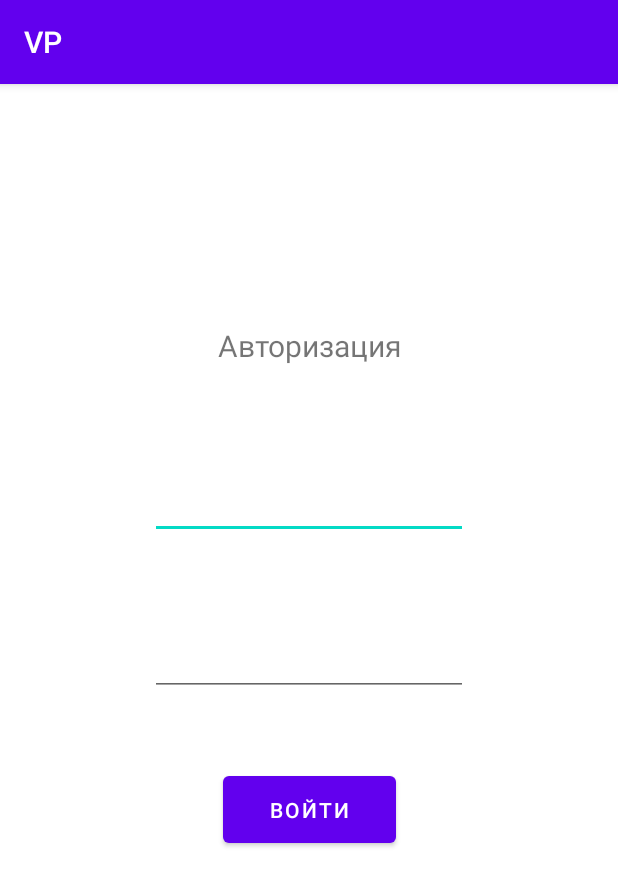
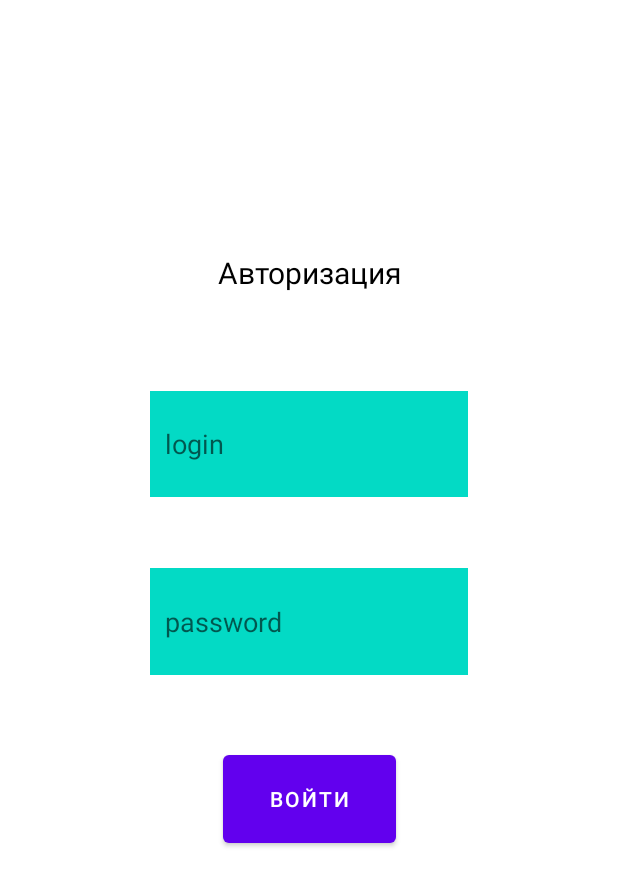
Before and after one commit to MrDengazen/VP, an Android app: the screen it shows after launch (SignInActivity), on a phone screen of 412 x 824 dp. Shown: the top 886 px of the screen. Run offline under Robolectric (Android 15) with nearby library versions, the phone set to English and light mode, and no system bars; our stand-ins replace Firebase (no records; nobody signed in at launch, a user with empty details on screens opened directly).

Commit message:
added all

```diff
--- a/app/build.gradle
+++ b/app/build.gradle
@@ -1,5 +1,6 @@
 plugins {
     id 'com.android.application'
+    id 'com.google.gms.google-services'
 }
 
 android {
@@ -33,6 +34,7 @@ dependencies {
     implementation 'androidx.appcompat:appcompat:1.6.1'
     implementation 'com.google.android.material:material:1.10.0'
     implementation 'androidx.constraintlayout:constraintlayout:2.1.4'
+    implementation 'com.google.firebase:firebase-firestore:24.1.1'
     testImplementation 'junit:junit:4.13.2'
     androidTestImplementation 'androidx.test.ext:junit:1.1.5'
     androidTestImplementation 'androidx.test.espresso:espresso-core:3.5.1'
--- a/app/src/main/AndroidManifest.xml
+++ b/app/src/main/AndroidManifest.xml
@@ -20,6 +20,12 @@
                 <category android:name="android.intent.category.LAUNCHER" />
             </intent-filter>
         </activity>
+        <activity
+            android:name=".SignUpActivity"
+            android:exported="true">
+        </activity>
+
+
     </application>
 
 </manifest>
--- a/app/src/main/java/com/example/vp/DatabaseHelper.java
+++ /dev/null
@@ -1,99 +0,0 @@
-package com.example.vp;
-
-import android.content.Context;
-import android.database.SQLException;
-import android.database.sqlite.SQLiteDatabase;
-import android.database.sqlite.SQLiteOpenHelper;
-
-import java.io.File;
-import java.io.FileOutputStream;
-import java.io.IOException;
-import java.io.InputStream;
-import java.io.OutputStream;
-
-public class DatabaseHelper extends SQLiteOpenHelper {
-    private static String DB_NAME = "users.sql";
-    private static String DB_PATH = "";
-    private static final int DB_VERSION = 15;
-
-    private SQLiteDatabase mDataBase;
-    private final Context mContext;
-    private boolean mNeedUpdate = false;
-
-    public DatabaseHelper(Context context) {
-        super(context, DB_NAME, null, DB_VERSION);
-        if (android.os.Build.VERSION.SDK_INT >= 17)
-            DB_PATH = context.getApplicationInfo().dataDir + "/";
-        else
-            DB_PATH = "/data/data/" + context.getPackageName() + "/";
-        this.mContext = context;
-
-        copyDataBase();
-
-        this.getReadableDatabase();
-    }
-
-    public void updateDataBase() throws IOException {
-        if (mNeedUpdate) {
-            File dbFile = new File(DB_PATH + DB_NAME);
-            if (dbFile.exists())
-                dbFile.delete();
-
-            copyDataBase();
-
-            mNeedUpdate = false;
-        }
-    }
-
-    private boolean checkDataBase() {
-        File dbFile = new File(DB_PATH + DB_NAME);
-        return dbFile.exists();
-    }
-
-    private void copyDataBase() {
-        if (!checkDataBase()) {
-            this.getReadableDatabase();
-            this.close();
-            try {
-                copyDBFile();
-            } catch (IOException mIOException) {
-                throw new Error("ErrorCopyingDataBase");
-            }
-        }
-    }
-
-    private void copyDBFile() throws IOException {
-        InputStream mInput = mContext.getAssets().open(DB_NAME);
-        OutputStream mOutput = new FileOutputStream(DB_PATH + DB_NAME);
-        byte[] mBuffer = new byte[1024];
-        int mLength;
-        while ((mLength = mInput.read(mBuffer)) > 0)
-            mOutput.write(mBuffer, 0, mLength);
-        mOutput.flush();
-        mOutput.close();
-        mInput.close();
-    }
-
-    public boolean openDataBase() throws SQLException {
-        mDataBase = SQLiteDatabase.openDatabase(DB_PATH + DB_NAME, null, SQLiteDatabase.CREATE_IF_NECESSARY);
-        return mDataBase != null;
-    }
-
-    @Override
-    public synchronized void close() {
-        if (mDataBase != null)
-            mDataBase.close();
-        super.close();
-    }
-
-    @Override
-    public void onCreate(SQLiteDatabase db) {
-
-    }
-
-    @Override
-    public void onUpgrade(SQLiteDatabase db, int oldVersion, int newVersion) {
-        if (newVersion > oldVersion)
-            mNeedUpdate = true;
-    }
-}
--- a/app/src/main/java/com/example/vp/SignInActivity.java
+++ b/app/src/main/java/com/example/vp/SignInActivity.java
@@ -1,51 +1,69 @@
 package com.example.vp;
 
+import android.content.Intent;
+import android.os.Bundle;
+import android.util.Log;
+import android.view.View;
+import android.widget.Button;
+import android.widget.EditText;
+
+import androidx.annotation.NonNull;
 import androidx.appcompat.app.AppCompatActivity;
 
-import android.database.Cursor;
-import android.database.SQLException;
-import android.database.sqlite.SQLiteDatabase;
-import android.os.Bundle;
+import com.google.android.gms.tasks.OnCompleteListener;
+import com.google.android.gms.tasks.Task;
+import com.google.firebase.firestore.FirebaseFirestore;
+import com.google.firebase.firestore.QueryDocumentSnapshot;
+import com.google.firebase.firestore.QuerySnapshot;
 
-import java.io.IOException;
 import java.util.ArrayList;
-import java.util.HashMap;
+import java.util.Map;
+import java.util.Objects;
 
 public class SignInActivity extends AppCompatActivity {
-    private DatabaseHelper mDBHelper;
-    private SQLiteDatabase mDb;
+
+    private static final String TAG = "TEST";
 
     @Override
     protected void onCreate(Bundle savedInstanceState) {
         super.onCreate(savedInstanceState);
-        mDBHelper = new DatabaseHelper(this);
-        try {
-            mDBHelper.updateDataBase();
-        } catch (IOException mIOException) {
-            throw new Error("UnableToUpdateDatabase");
-        }
-        mDb = mDBHelper.getWritableDatabase();
-        ArrayList<HashMap<String, Object>> clients = new ArrayList<HashMap<String, Object>>();
-        HashMap<String, Object> client;
-        Cursor cursor = mDb.rawQuery("SELECT * FROM users", null);
-        cursor.moveToFirst();
-        while (!cursor.isAfterLast()) {
-            client = new HashMap<String, Object>();
-
-            // Заполняем клиента
-            client.put("name",  cursor.getString(0));
-            client.put("login",  cursor.getString(1));
-            client.put("password",  cursor.getString(2));
-            client.put("isadmin",  cursor.getString(3));
-
-            // Закидываем клиента в список клиентов
-            clients.add(client);
-
-            // Переходим к следующему клиенту
-            cursor.moveToNext();
-        }
-        cursor.close();
-
         setContentView(R.layout.activity_sign_in);
+        EditText password_field = findViewById(R.id.password_field);
+        EditText username_field = findViewById(R.id.username_field);
+        Button sign_in_button = findViewById(R.id.sign_in);
+        FirebaseFirestore db = FirebaseFirestore.getInstance();
+        ArrayList<Map<String, Object>> users = new ArrayList<>();
+        db.collection("users").get().addOnCompleteListener(new OnCompleteListener<QuerySnapshot>() {
+            @Override
+            public void onComplete(@NonNull Task<QuerySnapshot> task) {
+                if (task.isSuccessful()) {
+                    for (QueryDocumentSnapshot document : task.getResult()) {
+                        users.add(document.getData());
+                        System.out.println(users);
+                    }
+                } else {
+                    Log.w(TAG, "Error getting documents.", task.getException());
+                }
+            }
+        });
+        sign_in_button.setOnClickListener(new View.OnClickListener() {
+            @Override
+            public void onClick(View v) {
+                String username = username_field.getText().toString();
+                String password = password_field.getText().toString();
+                if (username.length() > 0 && password.length() > 0) {
+                    for (Map<String, Object> user : users) {
+                        String user_password = Objects.requireNonNull(user.get("password")).toString();
+                        String user_username = Objects.requireNonNull(user.get("username")).toString();
+                        if (user_username.equals(username) && user_password.equals(password)) {
+                            if ((boolean) Objects.requireNonNull(user.get("isadmin"))) {
+                                Intent myIntent = new Intent(SignInActivity.this, SignUpActivity.class);
+                                startActivity(myIntent);
+                            }
+                        }
+                    }
+                }
+            }
+        });
     }
 }
--- a/app/src/main/res/layout/activity_sign_in.xml
+++ b/app/src/main/res/layout/activity_sign_in.xml
@@ -18,6 +18,8 @@
         app:layout_constraintTop_toBottomOf="@+id/password_field" />
 
     <EditText
+        android:textColor="@color/black"
+        android:background="@color/teal_200"
         android:id="@+id/username_field"
         android:layout_width="212dp"
         android:layout_height="0dp"
@@ -26,9 +28,13 @@
         app:layout_constraintBottom_toTopOf="@+id/password_field"
         app:layout_constraintEnd_toEndOf="parent"
         app:layout_constraintStart_toStartOf="parent"
-        app:layout_constraintTop_toBottomOf="@+id/sign_in_label" />
+        app:layout_constraintTop_toBottomOf="@+id/sign_in_label"
+        android:hint="@string/login"
+        android:padding="10dp"
+        android:importantForAutofill="no" />
 
     <TextView
+        android:textColor="@color/black"
         android:id="@+id/sign_in_label"
         android:layout_width="190dp"
         android:layout_height="0dp"
@@ -43,6 +49,10 @@
         app:layout_constraintTop_toTopOf="parent" />
 
     <EditText
+        android:textColor="@color/black"
+        android:hint="@string/password"
+        android:padding="10dp"
+        android:background="@color/teal_200"
         android:id="@+id/password_field"
         android:layout_width="212dp"
         android:layout_height="0dp"
@@ -52,6 +62,7 @@
         app:layout_constraintBottom_toTopOf="@+id/sign_in"
         app:layout_constraintEnd_toEndOf="parent"
         app:layout_constraintStart_toStartOf="parent"
-        app:layout_constraintTop_toBottomOf="@+id/username_field" />
+        app:layout_constraintTop_toBottomOf="@+id/username_field"
+        android:importantForAutofill="no" />
 
 </androidx.constraintlayout.widget.ConstraintLayout>
--- a/app/src/main/res/values-night/themes.xml
+++ b/app/src/main/res/values-night/themes.xml
@@ -1,6 +1,6 @@
 <resources xmlns:tools="http://schemas.android.com/tools">
     <!-- Base application theme. -->
-    <style name="Theme.VP" parent="Theme.MaterialComponents.DayNight.DarkActionBar">
+    <style name="Theme.VP" parent="Theme.MaterialComponents.DayNight.NoActionBar">
         <!-- Primary brand color. -->
         <item name="colorPrimary">@color/purple_200</item>
         <item name="colorPrimaryVariant">@color/purple_700</item>
--- a/app/src/main/res/values/strings.xml
+++ b/app/src/main/res/values/strings.xml
@@ -5,4 +5,7 @@
     <string name="sign_in_button">Войти</string>
     <string name="sign_up">Регистрация</string>
     <string name="to_sign_in">Авторизоваться</string>
+    <string name="login">login</string>
+    <string name="password">password</string>
+    <string name="fio">FIO</string>
 </resources>
--- a/app/src/main/res/values/themes.xml
+++ b/app/src/main/res/values/themes.xml
@@ -1,6 +1,6 @@
 <resources xmlns:tools="http://schemas.android.com/tools">
     <!-- Base application theme. -->
-    <style name="Theme.VP" parent="Theme.MaterialComponents.DayNight.DarkActionBar">
+    <style name="Theme.VP" parent="Theme.MaterialComponents.DayNight.NoActionBar">
         <!-- Primary brand color. -->
         <item name="colorPrimary">@color/purple_500</item>
         <item name="colorPrimaryVariant">@color/purple_700</item>
--- a/build.gradle
+++ b/build.gradle
@@ -1,4 +1,8 @@
-// Top-level build file where you can add configuration options common to all sub-projects/modules.
+buildscript {
+    dependencies {
+        classpath 'com.google.gms:google-services:4.3.14'
+    }
+}// Top-level build file where you can add configuration options common to all sub-projects/modules.
 plugins {
     id 'com.android.application' version '7.4.2' apply false
     id 'com.android.library' version '7.4.2' apply false
```
Also changed, not shown: app/src/main/java/com/example/vp/SignUpActivity.java (+67 -0 lines), app/src/main/res/layout/activity_sign_up.xml (+42 -17 lines), 3 other files.
